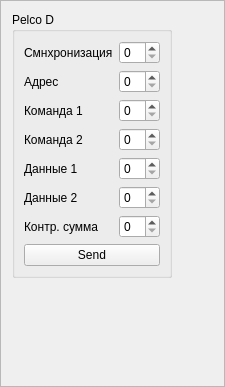
Above: Qt/RS485/RS485/src/pelcod/src/ui/pelcod.ui from RinatB2017/mega_GIT before the change. Below: the same form after it.
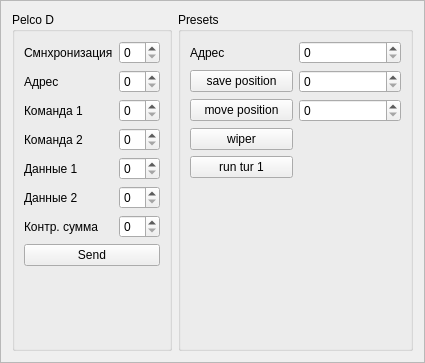
That is the form after the change. Custom widgets are drawn as their Qt base class.

Patch:
```diff
--- a/Qt/RS485/RS485/src/pelcod/src/ui/pelcod.ui
+++ b/Qt/RS485/RS485/src/pelcod/src/ui/pelcod.ui
@@ -6,8 +6,8 @@
    <rect>
     <x>0</x>
     <y>0</y>
-    <width>225</width>
-    <height>387</height>
+    <width>425</width>
+    <height>363</height>
    </rect>
   </property>
   <property name="windowTitle">
@@ -19,7 +19,7 @@
   <property name="frameShadow">
    <enum>QFrame::Raised</enum>
   </property>
-  <layout class="QVBoxLayout" name="verticalLayout">
+  <layout class="QHBoxLayout" name="horizontalLayout">
    <item>
     <widget class="QGroupBox" name="groupBox">
      <property name="sizePolicy">
@@ -113,21 +113,91 @@
         </property>
        </widget>
       </item>
+      <item>
+       <spacer name="verticalSpacer_2">
+        <property name="orientation">
+         <enum>Qt::Vertical</enum>
+        </property>
+        <property name="sizeHint" stdset="0">
+         <size>
+          <width>20</width>
+          <height>40</height>
+         </size>
+        </property>
+       </spacer>
+      </item>
      </layout>
     </widget>
    </item>
    <item>
-    <spacer name="verticalSpacer">
-     <property name="orientation">
-      <enum>Qt::Vertical</enum>
+    <widget class="QGroupBox" name="groupBox_2">
+     <property name="title">
+      <string>Presets</string>
      </property>
-     <property name="sizeHint" stdset="0">
-      <size>
-       <width>20</width>
-       <height>40</height>
-      </size>
-     </property>
-    </spacer>
+     <layout class="QVBoxLayout" name="verticalLayout_3">
+      <item>
+       <layout class="QGridLayout" name="grid_presets">
+        <item row="2" column="0">
+         <widget class="QPushButton" name="btn_move_position">
+          <property name="text">
+           <string>move position</string>
+          </property>
+         </widget>
+        </item>
+        <item row="4" column="0">
+         <widget class="QPushButton" name="btn_run_tur_1">
+          <property name="text">
+           <string>run tur 1</string>
+          </property>
+         </widget>
+        </item>
+        <item row="1" column="0">
+         <widget class="QPushButton" name="btn_save_position">
+          <property name="text">
+           <string>save position</string>
+          </property>
+         </widget>
+        </item>
+        <item row="3" column="0">
+         <widget class="QPushButton" name="btn_wiper">
+          <property name="text">
+           <string>wiper</string>
+          </property>
+         </widget>
+        </item>
+        <item row="1" column="1">
+         <widget class="QSpinBox" name="sb_save_position"/>
+        </item>
+        <item row="2" column="1">
+         <widget class="QSpinBox" name="sb_move_position"/>
+        </item>
+        <item row="0" column="0">
+         <widget class="QLabel" name="label_8">
+          <property name="text">
+           <string>Адрес</string>
+          </property>
+         </widget>
+        </item>
+        <item row="0" column="1">
+         <widget class="QSpinBox" name="sb_addr_cam_presets"/>
+        </item>
+       </layout>
+      </item>
+      <item>
+       <spacer name="verticalSpacer">
+        <property name="orientation">
+         <enum>Qt::Vertical</enum>
+        </property>
+        <property name="sizeHint" stdset="0">
+         <size>
+          <width>20</width>
+          <height>40</height>
+         </size>
+        </property>
+       </spacer>
+      </item>
+     </layout>
+    </widget>
    </item>
   </layout>
  </widget>
```
Left out of the diff: 7 changed lines with no effect on the pictures.
